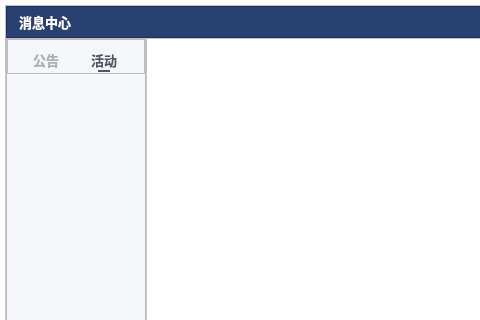
Qt form messagecenterdialog.ui (ZhouMei20220810/TEST) before a commit; both pictures show x 0 to 480 and y 0 to 320 of the 650 by 498 pixel window.
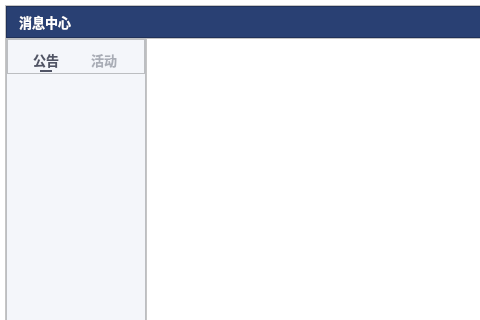
The same form after that commit. Icons and pictures are not drawn. Custom widgets are drawn as their Qt base class.

The edit to the form file:
```diff
--- a/messagecenterdialog.ui
+++ b/messagecenterdialog.ui
@@ -581,21 +581,13 @@
                     <cursorShape>PointingHandCursor</cursorShape>
                    </property>
                    <property name="styleSheet">
-                    <string notr="true">QPushButton:hover {border:none;
+                    <string notr="true">QPushButton {border:none;
 color: #505465;
 background: transparent;
 border-radius:1px;
 padding-left:0px;
 font-weight:bold;
 font-size:13px;
-}
-QPushButton {
-color: #A9ADB6;
-background: transparent;
-border-radius:1px;
-padding-left:0px;
-font-weight:bold;
-font-size:13px;
 }</string>
                    </property>
                    <property name="text">
@@ -654,7 +646,7 @@
                        </size>
                       </property>
                       <property name="styleSheet">
-                       <string notr="true">background-color:#F4F6FA;
+                       <string notr="true">background-color:#505465;
 max-height:2px;
 max-width:12px;
 min-height:2px;
@@ -729,13 +721,21 @@
                     <cursorShape>PointingHandCursor</cursorShape>
                    </property>
                    <property name="styleSheet">
-                    <string notr="true">QPushButton {border:none;
+                    <string notr="true">QPushButton:hover {border:none;
 color: #505465;
 background: transparent;
 border-radius:1px;
 padding-left:0px;
 font-weight:bold;
 font-size:13px;
+}
+QPushButton {
+color: #A9ADB6;
+background: transparent;
+border-radius:1px;
+padding-left:0px;
+font-weight:bold;
+font-size:13px;
 }</string>
                    </property>
                    <property name="text">
@@ -794,7 +794,7 @@
                        </size>
                       </property>
                       <property name="styleSheet">
-                       <string notr="true">background-color:#505465;
+                       <string notr="true">background-color:#F4F6FA;
 max-height:2px;
 max-width:12px;
 min-height:2px;
```
